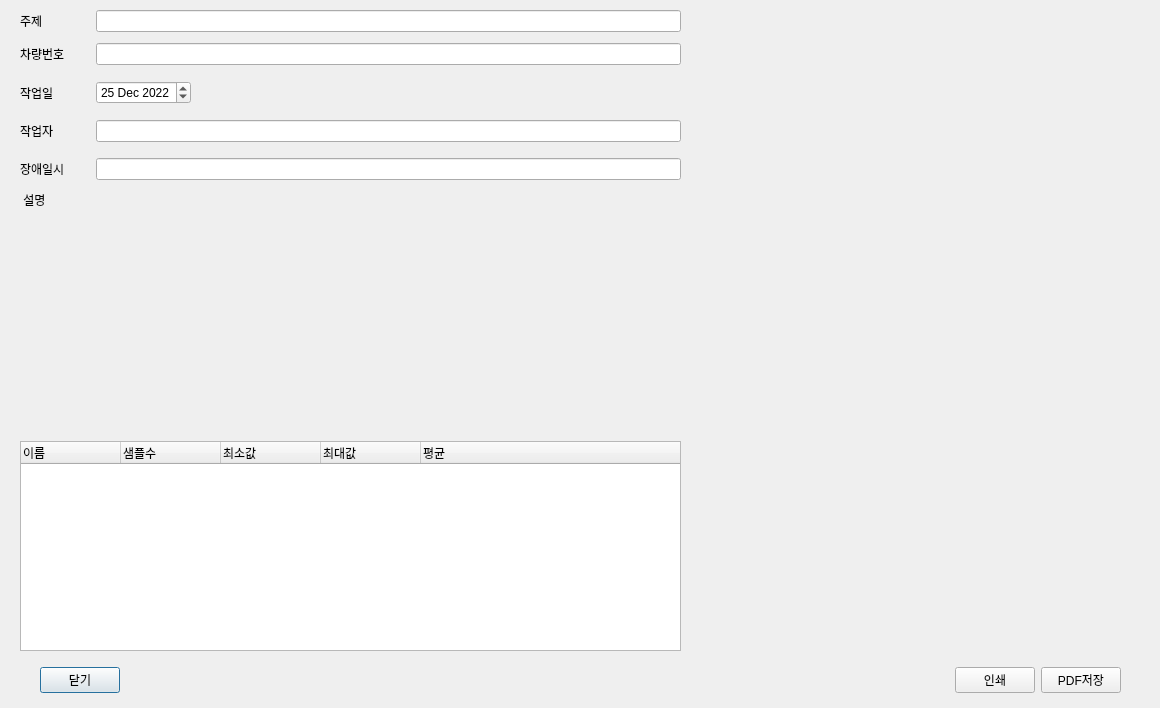
Before: the Qt Designer form src/asammdf/arloo/ui/report_dialog.ui in hayarobi/asammdf, drawn with Qt 5.
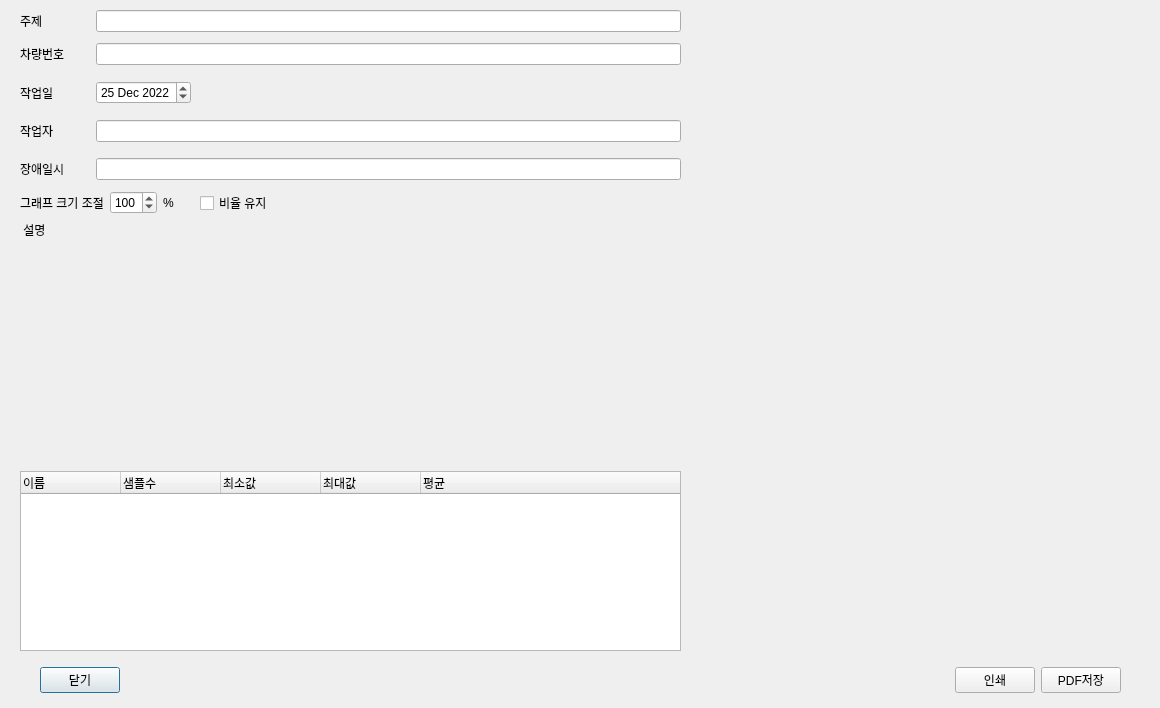
After: the same form once the commit is applied.

Commit message:
리포트 이미지 크기 조정 기능 초안 추가
- QT 웹 엔진의 특성 때문인지 예상대로 동작하지 않는 부분이 있음

Patch:
```diff
--- a/src/asammdf/arloo/ui/report_dialog.ui
+++ b/src/asammdf/arloo/ui/report_dialog.ui
@@ -201,6 +201,76 @@
       </item>
      </layout>
     </item>
+    <item>
+     <layout class="QHBoxLayout" name="horizontalLayout_8">
+      <item>
+       <widget class="QLabel" name="label_5">
+        <property name="text">
+         <string>그래프 크기 조절</string>
+        </property>
+       </widget>
+      </item>
+      <item>
+       <widget class="QSpinBox" name="sizeRatioBox">
+        <property name="minimum">
+         <number>10</number>
+        </property>
+        <property name="maximum">
+         <number>300</number>
+        </property>
+        <property name="singleStep">
+         <number>10</number>
+        </property>
+        <property name="value">
+         <number>100</number>
+        </property>
+       </widget>
+      </item>
+      <item>
+       <widget class="QLabel" name="label_6">
+        <property name="text">
+         <string>%</string>
+        </property>
+       </widget>
+      </item>
+      <item>
+       <spacer name="horizontalSpacer_3">
+        <property name="orientation">
+         <enum>Qt::Horizontal</enum>
+        </property>
+        <property name="sizeType">
+         <enum>QSizePolicy::Fixed</enum>
+        </property>
+        <property name="sizeHint" stdset="0">
+         <size>
+          <width>20</width>
+          <height>20</height>
+         </size>
+        </property>
+       </spacer>
+      </item>
+      <item>
+       <widget class="QCheckBox" name="keepAspectRatioCheckBox">
+        <property name="text">
+         <string>비율 유지</string>
+        </property>
+       </widget>
+      </item>
+      <item>
+       <spacer name="horizontalSpacer_4">
+        <property name="orientation">
+         <enum>Qt::Horizontal</enum>
+        </property>
+        <property name="sizeHint" stdset="0">
+         <size>
+          <width>40</width>
+          <height>20</height>
+         </size>
+        </property>
+       </spacer>
+      </item>
+     </layout>
+    </item>
     <item>
      <layout class="QVBoxLayout" name="descriptionAreaLayout">
       <item>
```
Left out of the diff: 2 changed lines with no effect on the pictures. The commit also changes 3 other files.
